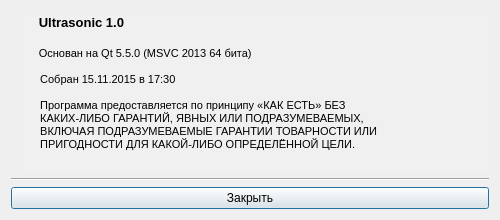
Qt form Source/about.ui (Grandbrain/Ultrasonic) before a commit.
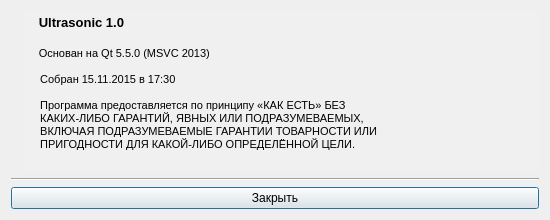
The same form after that commit. Icons and pictures are not drawn.

Commit message: Added the English translation

The edit to the form file:
```diff
--- a/Source/about.ui
+++ b/Source/about.ui
@@ -6,19 +6,19 @@
    <rect>
     <x>0</x>
     <y>0</y>
-    <width>500</width>
+    <width>550</width>
     <height>220</height>
    </rect>
   </property>
   <property name="minimumSize">
    <size>
-    <width>500</width>
+    <width>550</width>
     <height>220</height>
    </size>
   </property>
   <property name="maximumSize">
    <size>
-    <width>500</width>
+    <width>550</width>
     <height>220</height>
    </size>
   </property>
@@ -134,7 +134,7 @@
 &lt;/style&gt;&lt;/head&gt;&lt;body style=&quot; font-family:'MS Shell Dlg 2'; font-size:10pt; font-weight:600; font-style:normal;&quot;&gt;
 &lt;p style=&quot; margin-top:0px; margin-bottom:0px; margin-left:0px; margin-right:0px; -qt-block-indent:0; text-indent:0px;&quot;&gt;   Ultrasonic 1.0&lt;/p&gt;
 &lt;p style=&quot;-qt-paragraph-type:empty; margin-top:0px; margin-bottom:0px; margin-left:0px; margin-right:0px; -qt-block-indent:0; text-indent:0px;&quot;&gt;&lt;br /&gt;&lt;/p&gt;
-&lt;p style=&quot; margin-top:0px; margin-bottom:0px; margin-left:0px; margin-right:0px; -qt-block-indent:0; text-indent:0px;&quot;&gt;   &lt;span style=&quot; font-size:8pt; font-weight:400;&quot;&gt;Основан на Qt 5.5.0 (MSVC 2013 64 бита)&lt;/span&gt;&lt;/p&gt;
+&lt;p style=&quot; margin-top:0px; margin-bottom:0px; margin-left:0px; margin-right:0px; -qt-block-indent:0; text-indent:0px;&quot;&gt;   &lt;span style=&quot; font-size:8pt; font-weight:400;&quot;&gt;Основан на Qt 5.5.0 (MSVC 2013)&lt;/span&gt;&lt;/p&gt;
 &lt;p style=&quot;-qt-paragraph-type:empty; margin-top:0px; margin-bottom:0px; margin-left:0px; margin-right:0px; -qt-block-indent:0; text-indent:0px; font-size:8pt; font-weight:400;&quot;&gt;&lt;br /&gt;&lt;/p&gt;
 &lt;p style=&quot; margin-top:0px; margin-bottom:0px; margin-left:0px; margin-right:0px; -qt-block-indent:0; text-indent:0px;&quot;&gt;&lt;span style=&quot; font-size:8pt; font-weight:400;&quot;&gt;    Собран 15.11.2015 в 17:30&lt;/span&gt;&lt;/p&gt;
 &lt;p style=&quot;-qt-paragraph-type:empty; margin-top:0px; margin-bottom:0px; margin-left:0px; margin-right:0px; -qt-block-indent:0; text-indent:0px; font-size:8pt; font-weight:400;&quot;&gt;&lt;br /&gt;&lt;/p&gt;
```
Left out of the diff: 2 changed lines with no effect on the pictures. The commit also changes 1 other file.
